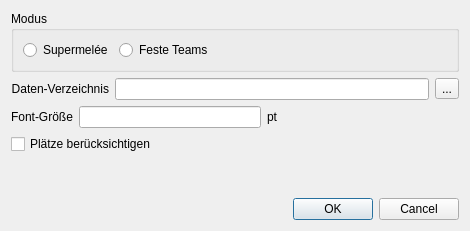
boulette42/petanque-tournament, file ui/settings_dlg.ui: the form before one commit.
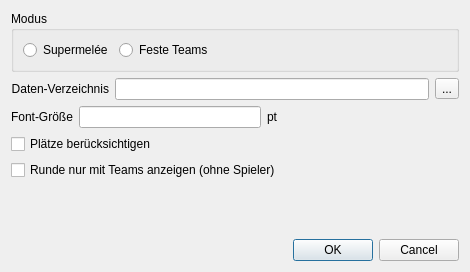
The form after the commit.

Commit message: Version 0.95b - 2022-09-14  feature  - draw of sites accelerated  bugs  - wrong minimum number of sites for team-mode with triplettes  - initial directory for saving files not set  - match list for supermelee in reduced view

Diff of the .ui file:
```diff
--- a/ui/settings_dlg.ui
+++ b/ui/settings_dlg.ui
@@ -7,7 +7,7 @@
     <x>0</x>
     <y>0</y>
     <width>470</width>
-    <height>231</height>
+    <height>272</height>
    </rect>
   </property>
   <property name="windowTitle">
@@ -118,6 +118,13 @@
      </property>
     </widget>
    </item>
+   <item>
+    <widget class="QCheckBox" name="cbTeamsOnly">
+     <property name="text">
+      <string>Runde nur mit Teams anzeigen (ohne Spieler)</string>
+     </property>
+    </widget>
+   </item>
    <item>
     <spacer name="verticalSpacer">
      <property name="orientation">
```
The commit also changes 20 other files.
